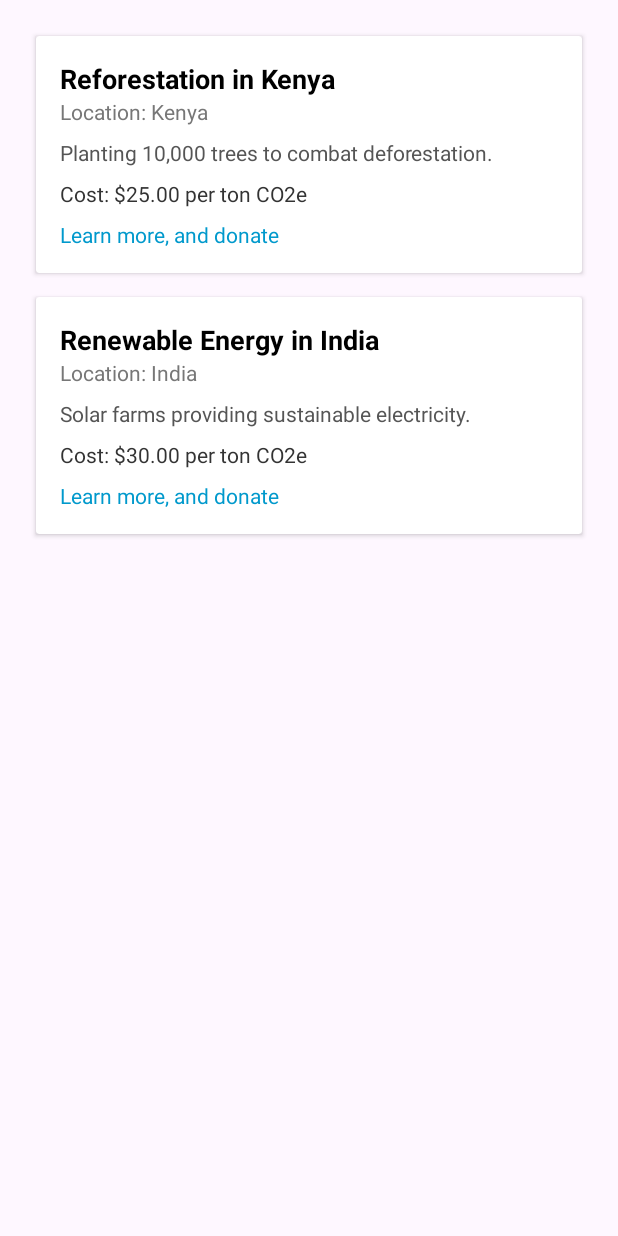
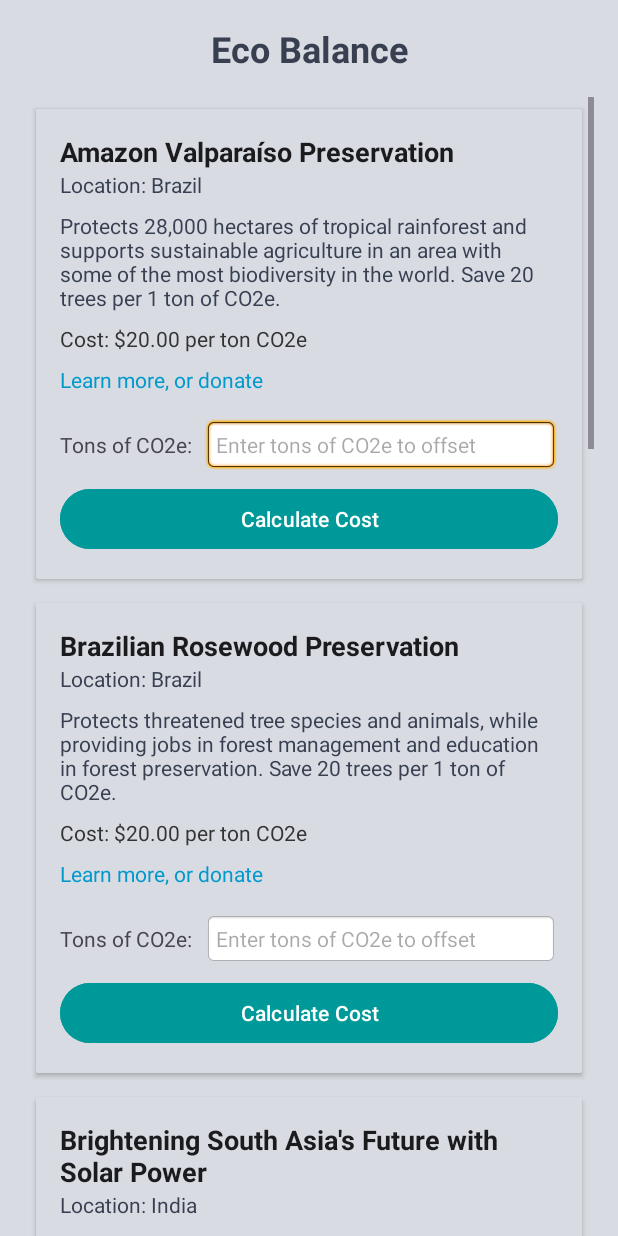
Before and after one commit to kiruha17/B07-Project, an Android app: the fragment EcoBalanceFragment shown on its own in the app's theme, on a phone screen of 412 x 824 dp. Run offline under Robolectric (Android 15) with nearby library versions, the phone set to English and light mode, and no system bars.

Commit message:
feat: Eco Balance fully completed with 7 offset projects

```diff
--- a/app/src/main/java/com/example/b07group57/EcoBalanceFragment.java
+++ b/app/src/main/java/com/example/b07group57/EcoBalanceFragment.java
@@ -20,7 +20,6 @@ import java.util.List;
 public class EcoBalanceFragment extends Fragment {
     private RecyclerView recyclerView;
     private OffSetProjectsList projectsList;
-    OffsetProjectsAdapter adapter;
 
     @Nullable
     @Override
--- a/app/src/main/java/com/example/b07group57/OffsetProjectsAdapter.java
+++ b/app/src/main/java/com/example/b07group57/OffsetProjectsAdapter.java
@@ -6,11 +6,13 @@ import android.net.Uri;
 import android.view.LayoutInflater;
 import android.view.View;
 import android.view.ViewGroup;
+import android.widget.Button;
+import android.widget.EditText;
 import android.widget.TextView;
+import android.widget.Toast;
 
 import androidx.annotation.NonNull;
 import androidx.recyclerview.widget.RecyclerView;
-
 
 import com.example.b07group57.models.OffsetProject;
 
@@ -42,11 +44,28 @@ public class OffsetProjectsAdapter extends RecyclerView.Adapter<OffsetProjectsAd
         holder.tvProjectDescription.setText(project.getDescription());
         holder.tvProjectCost.setText(String.format("Cost: $%.2f per ton CO2e", project.getCostPerTon()));
 
-        // Set the link text
-        holder.tvProjectLink.setText("Learn more, and donate");
+        holder.tvProjectLink.setText("Learn more, or donate");
         holder.tvProjectLink.setOnClickListener(v -> {
             Intent browserIntent = new Intent(Intent.ACTION_VIEW, Uri.parse(project.getWebsiteUrl()));
             context.startActivity(browserIntent);
+        });
+
+        holder.btnPurchase.setOnClickListener(v -> {
+            String inputTons = holder.etCo2eTons.getText().toString().trim();
+            if (inputTons.isEmpty()) {
+                Toast.makeText(context, "Please enter the amount of CO2e to offset.", Toast.LENGTH_SHORT).show();
+                return;
+            }
+
+            try {
+                double tons = Double.parseDouble(inputTons);
+                double totalCost = tons * project.getCostPerTon();
+                String message = String.format("Offset %.2f tons of CO2e for $%.2f by supporting this offset project.",
+                        tons, totalCost);
+                Toast.makeText(context, message, Toast.LENGTH_LONG).show();
+            } catch (NumberFormatException e) {
+                Toast.makeText(context, "Invalid input. Please enter a valid number.", Toast.LENGTH_SHORT).show();
+            }
         });
     }
 
@@ -57,6 +76,8 @@ public class OffsetProjectsAdapter extends RecyclerView.Adapter<OffsetProjectsAd
 
     public static class ViewHolder extends RecyclerView.ViewHolder {
         TextView tvProjectName, tvProjectLocation, tvProjectDescription, tvProjectCost, tvProjectLink;
+        EditText etCo2eTons;
+        Button btnPurchase;
 
         public ViewHolder(@NonNull View itemView) {
             super(itemView);
@@ -65,6 +86,8 @@ public class OffsetProjectsAdapter extends RecyclerView.Adapter<OffsetProjectsAd
             tvProjectDescription = itemView.findViewById(R.id.tv_project_description);
             tvProjectCost = itemView.findViewById(R.id.tv_project_cost);
             tvProjectLink = itemView.findViewById(R.id.tv_project_link);
+            etCo2eTons = itemView.findViewById(R.id.et_co2e_tons);
+            btnPurchase = itemView.findViewById(R.id.btn_purchase);
         }
     }
 }
--- a/app/src/main/java/com/example/b07group57/models/OffSetProjectsList.java
+++ b/app/src/main/java/com/example/b07group57/models/OffSetProjectsList.java
@@ -7,23 +7,55 @@ public class OffSetProjectsList {
     public List<OffsetProject> fetchProjects() {
         List<OffsetProject> projects = new ArrayList<>();
         projects.add(new OffsetProject(
-                "Reforestation in Kenya",
-                "Planting 10,000 trees to combat deforestation.",
-                "Kenya",
-                25.0,
-                2,
-                "https://example.com/reforestation-kenya"
+                "Amazon Valparaíso Preservation",
+                "Protects 28,000 hectares of tropical rainforest and supports sustainable agriculture in an area with some of the most biodiversity in the world. Save 20 trees per 1 ton of CO2e.",
+                "Brazil",
+                20,
+                "https://standfortrees.org/protect-a-forest/valparaiso/"
         ));
         projects.add(new OffsetProject(
-                "Renewable Energy in India",
-                "Solar farms providing sustainable electricity.",
+                "Brazilian Rosewood Preservation",
+                "Protects threatened tree species and animals, while providing jobs in forest management and education in forest preservation. Save 20 trees per 1 ton of CO2e.",
+                "Brazil",
+                20,
+                "https://standfortrees.org/protect-a-forest/brazilian-rosewood/"
+        ));
+        projects.add(new OffsetProject(
+                "Brightening South Asia's Future with Solar Power",
+                "Generates renewable clean energy from the sun which contributes to sustainable development and well being in its local area to combat the 916M ton oil equivelent in energy consumption.",
                 "India",
-                30.0,
-                1,
-                "https://example.com/renewable-energy-india"
+                12.5,
+                "https://shop.climeco.com/product/brightening-south-asias-future-with-solar-power/"
         ));
-
-        //Can add as many projects as needed
+        projects.add(new OffsetProject(
+                "Clean Energy for Steel Production",
+                "Utilizes surplus waste gases to generate electricity and steam, in order to mitigate climate change.",
+                "South Korea",
+                12.5,
+                "https://shop.climeco.com/product/east-asia-utilizes-surplus-waste-gases-to-generate-clean-energy-for-steel-production/"
+        ));
+        projects.add(new OffsetProject(
+                "Educating The Next Energy Generation Workforce",
+                "Builds wind turbine farms providing clean energy and building the next generation in the energy workforce.",
+                "USA- South Dakota",
+                12.5,
+                "https://shop.climeco.com/product/educating-the-next-energy-generation-workforce/"
+        ));
+        projects.add(new OffsetProject(
+                "Powering North Carolina Through Waste",
+                "This project collects and combusts landfill gas to generate renewable energy, which is estimated to reduce 50,000 tonnes of CO2e annually.",
+                "USA- North Carolina",
+                12.5,
+                "https://shop.climeco.com/product/powering-north-carolina-through-waste/"
+        ));
+        projects.add(new OffsetProject(
+                "Virginia Beach Forest Preservation",
+                "Preserves forestry from residential development, and mitigates ecological risks associated with climate change. Save 20 trees per 1 ton of CO2e.",
+                "USA-Virginia",
+                30,
+                "https://standfortrees.org/protect-a-forest/virginia-beach-forest/"
+        ));
+        // Can add more projects when needed.
         return projects;
     }
 }
--- a/app/src/main/java/com/example/b07group57/models/OffsetProject.java
+++ b/app/src/main/java/com/example/b07group57/models/OffsetProject.java
@@ -5,16 +5,14 @@ public class OffsetProject {
     private String description;
     private String location;
     private double costPerTon;
-    private double impactMetrics;
     private String websiteUrl;
 
     public OffsetProject(String name, String description, String location,
-                         double costPerTon, double impactMetrics, String websiteUrl) {
+                         double costPerTon, String websiteUrl) {
         this.name = name;
         this.description = description;
         this.location = location;
         this.costPerTon = costPerTon;
-        this.impactMetrics = impactMetrics;
         this.websiteUrl = websiteUrl;
     }
 
@@ -22,6 +20,5 @@ public class OffsetProject {
     public String getDescription() { return description; }
     public String getLocation() { return location; }
     public double getCostPerTon() { return costPerTon; }
-    public double getImpactMetrics() { return impactMetrics; }
     public String getWebsiteUrl() { return websiteUrl; }
 }
--- a/app/src/main/res/layout/fragment_eco_balance.xml
+++ b/app/src/main/res/layout/fragment_eco_balance.xml
@@ -3,13 +3,27 @@
     xmlns:android="http://schemas.android.com/apk/res/android"
     xmlns:app="http://schemas.android.com/apk/res-auto"
     android:layout_width="match_parent"
-    android:layout_height="match_parent">
+    android:layout_height="match_parent"
+    android:background="#d8dbe2">
+
+    <TextView
+        android:id="@+id/tv_eco_balance_title"
+        android:layout_width="wrap_content"
+        android:layout_height="wrap_content"
+        android:text="Eco Balance"
+        android:textSize="24sp"
+        android:textStyle="bold"
+        android:textColor="@color/dark_gray"
+        app:layout_constraintTop_toTopOf="parent"
+        app:layout_constraintStart_toStartOf="parent"
+        app:layout_constraintEnd_toEndOf="parent"
+        android:layout_marginTop="16dp" />
 
     <androidx.recyclerview.widget.RecyclerView
         android:id="@+id/recycler_view_offset_projects"
         android:layout_width="0dp"
         android:layout_height="0dp"
-        app:layout_constraintTop_toTopOf="parent"
+        app:layout_constraintTop_toBottomOf="@id/tv_eco_balance_title"
         app:layout_constraintBottom_toBottomOf="parent"
         app:layout_constraintStart_toStartOf="parent"
         app:layout_constraintEnd_toEndOf="parent"
--- a/app/src/main/res/layout/item_offset_project.xml
+++ b/app/src/main/res/layout/item_offset_project.xml
@@ -10,7 +10,8 @@
         android:layout_width="match_parent"
         android:layout_height="wrap_content"
         android:orientation="vertical"
-        android:padding="16dp">
+        android:padding="16dp"
+        android:background="@color/light_gray">
 
         <TextView
             android:id="@+id/tv_project_name"
@@ -18,21 +19,21 @@
             android:layout_height="wrap_content"
             android:textStyle="bold"
             android:textSize="18sp"
-            android:textColor="#000" />
+            android:textColor="@color/background_black" />
 
         <TextView
             android:id="@+id/tv_project_location"
             android:layout_width="wrap_content"
             android:layout_height="wrap_content"
             android:textSize="14sp"
-            android:textColor="#777" />
+            android:textColor="@color/dark_gray" />
 
         <TextView
             android:id="@+id/tv_project_description"
             android:layout_width="wrap_content"
             android:layout_height="wrap_content"
             android:textSize="14sp"
-            android:textColor="#555"
+            android:textColor="@color/dark_gray"
             android:layout_marginTop="8dp" />
 
         <TextView
@@ -52,5 +53,40 @@
             android:layout_marginTop="8dp"
             android:text="Visit Project" />
 
+        <!--CO2e Selection -->
+        <LinearLayout
+            android:layout_width="match_parent"
+            android:layout_height="wrap_content"
+            android:orientation="horizontal"
+            android:layout_marginTop="16dp">
+
+            <TextView
+                android:layout_width="wrap_content"
+                android:layout_height="wrap_content"
+                android:text="Tons of CO2e:"
+                android:textSize="14sp"
+                android:layout_gravity="center_vertical"
+                android:layout_marginEnd="8dp" />
+
+            <EditText
+                android:id="@+id/et_co2e_tons"
+                android:layout_width="0dp"
+                android:layout_height="wrap_content"
+                android:layout_weight="1"
+                android:inputType="numberDecimal"
+                android:hint="Enter tons of CO2e to offset"
+                android:padding="8dp"
+                android:background="@android:drawable/editbox_background"
+                android:textSize="14sp" />
+
+        </LinearLayout>
+
+        <Button
+            android:id="@+id/btn_purchase"
+            android:layout_width="match_parent"
+            android:layout_height="wrap_content"
+            android:text="Calculate Cost"
+            android:layout_marginTop="8dp"
+            android:backgroundTint="@color/primary_teal" />
     </LinearLayout>
 </androidx.cardview.widget.CardView>
```
